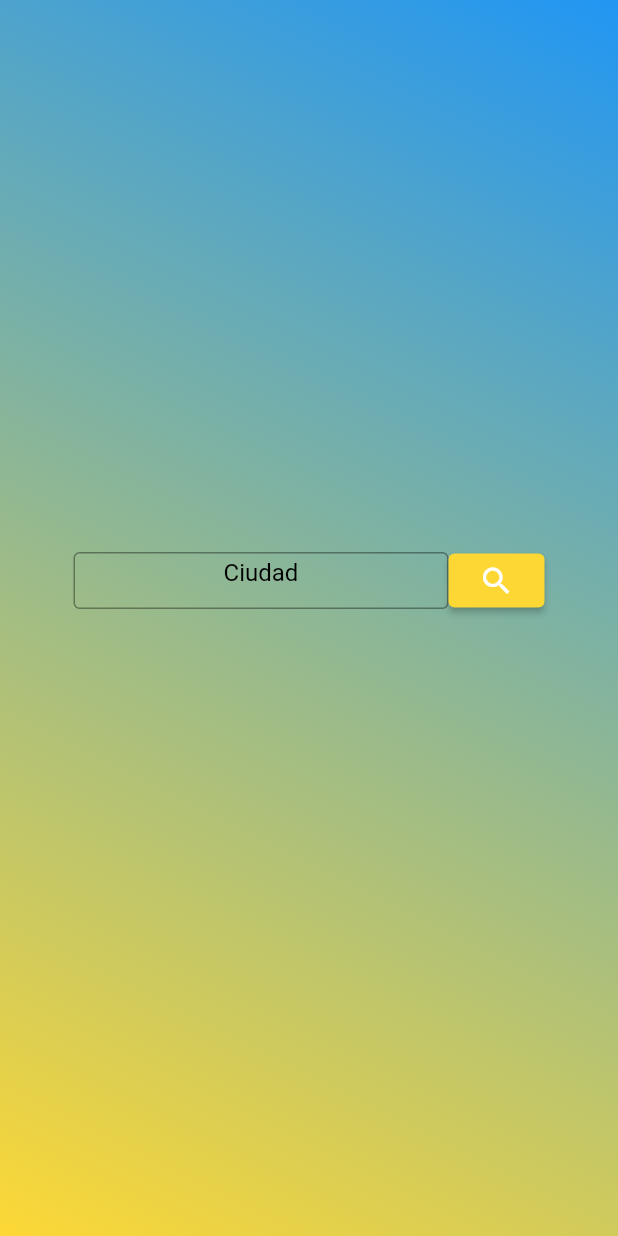
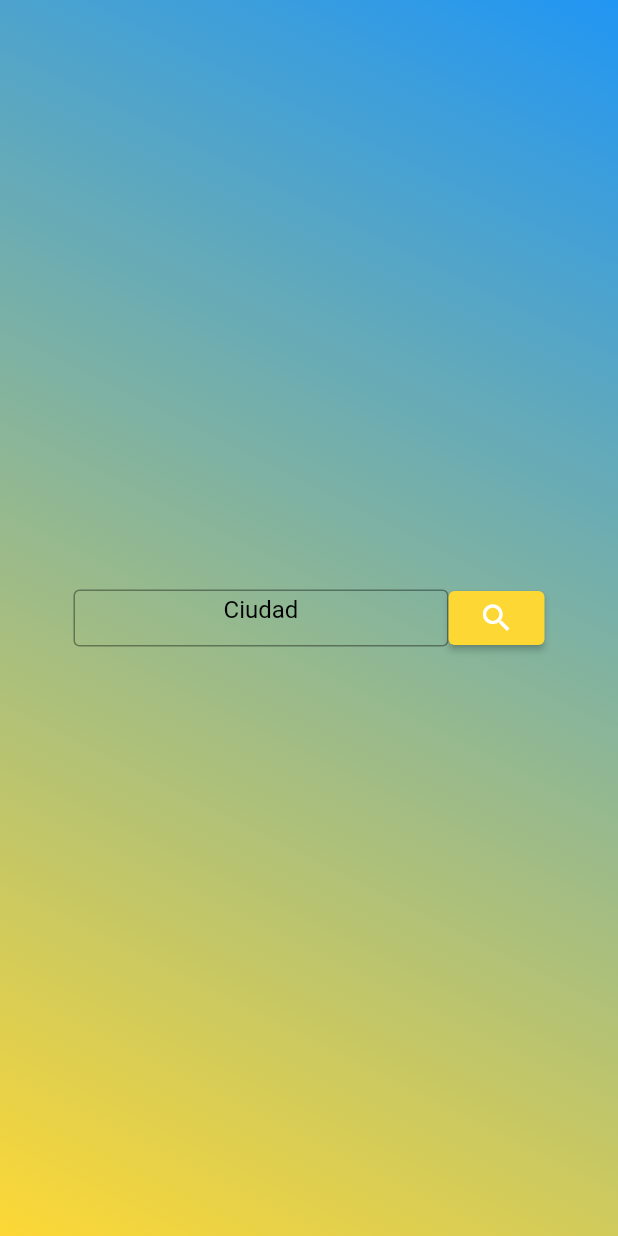
Before and after one commit to CamiloGomezV/weatherApp, a Flutter app: the screen it shows after launch, on a phone screen of 412 x 824 dp. Run offline on Flutter 3.47's test engine with Material 2 defaults, Android fonts, the phone set to English and light mode, and no system bars.

Commit message:
Funcional 1.0

```diff
--- a/lib/body.dart
+++ b/lib/body.dart
@@ -147,15 +147,13 @@ class _BodyState extends State<Body> {
                                     fontSize: 30, color: _background[2]),
                               ),
                             ],
-                          )
+                          ),
                         ],
                       ),
+                      SizedBox(height: 30),
                     ],
                   ),
                 ),
-              SizedBox(
-                height: 50,
-              )
             ],
           ),
         ),
--- a/pubspec.yaml
+++ b/pubspec.yaml
@@ -30,6 +30,7 @@ dependencies:
   # The following adds the Cupertino Icons font to your application.
   # Use with the CupertinoIcons class for iOS style icons.
   cupertino_icons: ^1.0.1
+  sqflite: ^2.0.0+4
 
 dev_dependencies:
   flutter_test:
```
Also changed, not shown: pubspec.lock.
